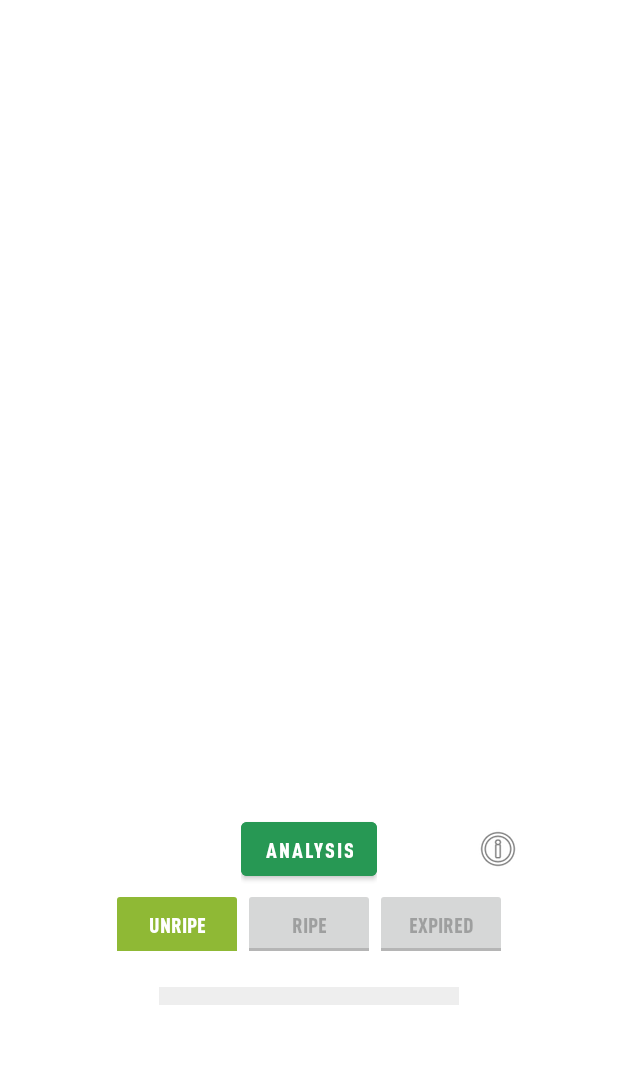
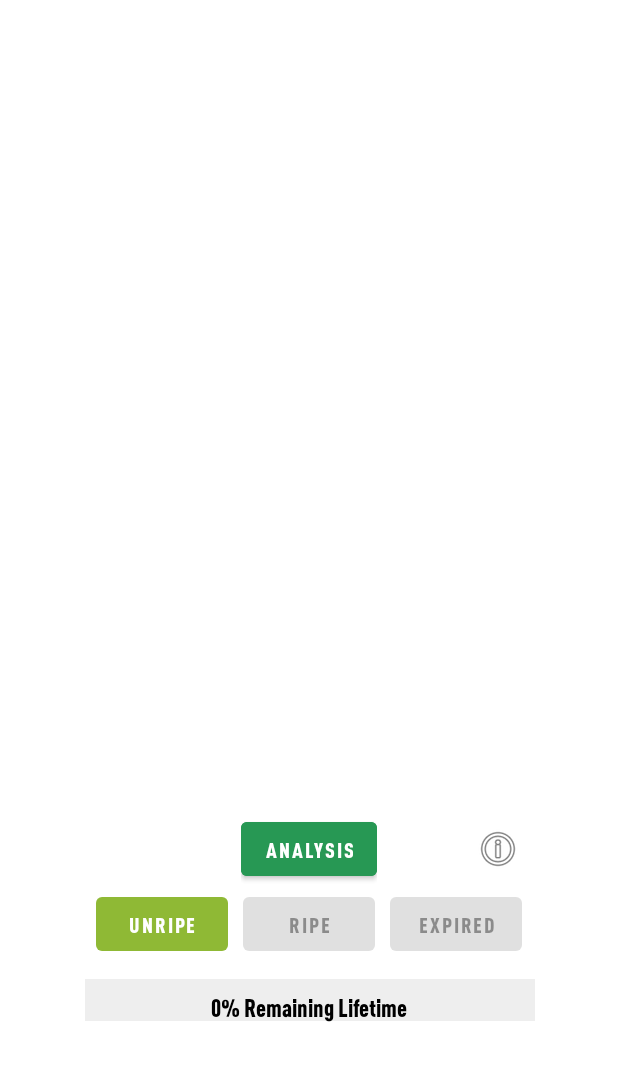
Before and after one commit to ShahzaibWaseem/RipeTrack-Android, an Android app: the ReconstructionFragment screen opened through its navigation route, on a phone screen of 412 x 824 dp, the part 124-1205 px from its top. Run offline under Robolectric (Android 15) with nearby library versions, the phone set to English and light mode, and no system bars; libraries missing offline, so code that uses them is left out: com.jjoe64.graphview, com.opencsv, org.pytorch; plain views replace GraphView; pictures from the network do not load; 37 statements that could not run were skipped.

Commit message:
- Changed ripeness buttons (now they are round), - Added back the remaining lifetime textView & animated it - Used getSignature() instead of inference() -- inference is no longer used - Fixed a bug with displaying classification information

```diff
--- a/app/src/main/java/com/shahzaib/mobislp/Classification.kt
+++ b/app/src/main/java/com/shahzaib/mobislp/Classification.kt
@@ -27,7 +27,7 @@ class Classification(context: Context, modelPath: String) {
         Log.i("Classification Output", "${outputs.size}")
         val ripeness = outputs[0].toTensor().dataAsFloatArray.toList()
         val remainingLife = outputs[1].toTensor().dataAsFloatArray.toList()
-        /*for (f1 in ripeness)
+/*        for (f1 in ripeness)
             Log.i("Ripeness value", "$f1")
         for (f2 in remainingLife)
             Log.i("Remaining Life value", "$f2")*/
--- a/app/src/main/java/com/shahzaib/mobislp/fragments/ReconstructionFragment.kt
+++ b/app/src/main/java/com/shahzaib/mobislp/fragments/ReconstructionFragment.kt
@@ -11,9 +11,10 @@ import android.util.Log
 import android.view.LayoutInflater
 import android.view.View
 import android.view.ViewGroup
+import android.widget.Button
 import android.widget.ImageView
 import android.widget.ProgressBar
-import android.widget.ToggleButton
+import android.widget.TextView
 import androidx.constraintlayout.widget.ConstraintLayout
 import androidx.core.content.ContextCompat
 import androidx.fragment.app.Fragment
@@ -161,7 +162,8 @@ class ReconstructionFragment: Fragment() {
 							canvas.drawCircle(clickedX, clickedY, 5F, paint)
 							view.setImageBitmap(bitmapOverlay)
 							try {
-								inference()
+								//inference()
+								val inputSignature = getSignature(predictedHS, clickedY.toInt(), clickedX.toInt())
 								MainActivity.actualLabel = ""
 //                                addCSVLog(requireContext())
 							} catch (e: NullPointerException) {
@@ -194,6 +196,7 @@ class ReconstructionFragment: Fragment() {
 						canvas.drawRect(leftCrop-2.5F, topCrop-2.5F, rightCrop+2.5F, bottomCrop+2.5F, paint)
 						view.setImageBitmap(bitmapOverlay)
 						applyOffset = true
+						classifyFruit()
 						try {
 							MainActivity.actualLabel = ""
 //                                addCSVLog(requireContext())
@@ -215,7 +218,7 @@ class ReconstructionFragment: Fragment() {
 					paint.style = Paint.Style.STROKE
 					canvas.drawCircle(Utils.torchWidth/2F, Utils.torchHeight/2F, 10F, paint)
 					view.setImageBitmap(bitmapOverlay)
-					inference()
+					//inference()
 //                    addCSVLog(requireContext())
 				}
 				Glide.with(view).load(item).into(view)
@@ -243,49 +246,43 @@ class ReconstructionFragment: Fragment() {
 		loadingDialogFragment.show(childFragmentManager, LoadingDialogFragment.TAG)
 
 
-		// set up the progress bar growth
+		// set up the progress bar & progress text for growth
 		val progressBar = requireView().findViewById<ProgressBar>(R.id.progressBar)
 		progressBar.progress = 0
 
-		// toggle button constraint
-		val toggleBtnConstraint = requireView().findViewById<ConstraintLayout>(R.id.toggleBtnConstraint)
+		val progresText = requireView().findViewById<TextView>(R.id.progressText)
+		var pTextValue = 0
+
+		progresText.text = "$pTextValue% Remaining Lifetime"
 
 
+		// ripenss buttons' constraint
+		val ripenessBtnConstraint = requireView().findViewById<ConstraintLayout>(R.id.ripenessBtnConstraint)
 
 		handler = Handler(
 			Handler.Callback {
 
 				// lifetime classification (in percentages) to be used by handler to grow progress bar
-				val remainingLifetimePct = classificationPair.first * 10
+				val remainingLifetimePct = 100 - classificationPair.second * 10
 
-				// make progress bar & toggle buttons visible
-				if (progressBar.visibility != View.VISIBLE && toggleBtnConstraint.visibility != View.VISIBLE) {
+				// make progress bar, progress text, & ripeness buttons visible
+				if (progressBar.visibility != View.VISIBLE && ripenessBtnConstraint.visibility != View.VISIBLE) {
 					progressBar.visibility = View.VISIBLE
-					toggleBtnConstraint.visibility = View.VISIBLE
+					ripenessBtnConstraint.visibility = View.VISIBLE
+					progresText.visibility = View.VISIBLE
 				}
-
 
 				//textViewHorizontalProgress.text = "${progressStatus}/${progressBarHorizontal.max}"
 				if (progressBar.progress < remainingLifetimePct) {
 					progressBar.incrementProgressBy(1)
+					pTextValue++
+					progresText.text = "$pTextValue% Remaining Lifetime"
 					handler?.sendEmptyMessageDelayed(0, 50)
 				}
 				else {
-//					val progressText = requireView().findViewById<TextView>(R.id.progressText)
-//					progressText.visibility = View.VISIBLE
-//					progressText.text = "${progressBar.progress}% Remaining Lifetime"
 
-					// change color of progressbar
-/*					progressBar.progressTintList = ( when (progressBar.progress) {
-						// expired
-						in 1..39 -> colorstatelist.valueof(contextcompat.getcolor(requirecontext(), r.color.sfu_primary))
-						// unripe
-						in 40..69 -> colorstatelist.valueof(contextcompat.getcolor(requirecontext(), r.color.progress_yellow))
-						// ripe
-						else -> colorstatelist.valueof(contextcompat.getcolor(requirecontext(), r.color.background))
-					} )*/
+					val ripeness = classificationPair.first
 
-					val ripeness = classificationPair.second
 					// change color of progressbar
 					progressBar.progressTintList = (
 							when (ripeness) {
@@ -298,51 +295,25 @@ class ReconstructionFragment: Fragment() {
 							}
 							)
 
-
-					// light up the correct toggle button to show ripeness classification
-/*					when (progressBar.progress)
+					when (ripeness)
 					{
-						in 0..39 -> {
-							val expiredBtn = requireView().findViewById<ToggleButton>(R.id.expiredBtn)
-							expiredBtn.backgroundTintList = ColorStateList.valueOf(ContextCompat.getColor(requireContext(), R.color.sfu_primary))
-							expiredBtn.setTextColor(Color.WHITE)
+						0 -> {
+							val unripeBtn = requireView().findViewById<Button>(R.id.unripeBtn)
+							unripeBtn.backgroundTintList = ColorStateList.valueOf(ContextCompat.getColor(requireContext(), R.color.progress_green))
+							unripeBtn.setTextColor(Color.WHITE)
 						}
-						in 40..69 -> {
-							val ripeBtn = requireView().findViewById<ToggleButton>(R.id.ripeBtn)
+						1 -> {
+							val ripeBtn = requireView().findViewById<Button>(R.id.ripeBtn)
 							ripeBtn.backgroundTintList = ColorStateList.valueOf(ContextCompat.getColor(requireContext(), R.color.progress_yellow))
 							ripeBtn.setTextColor(Color.WHITE)
 						}
 						else -> {
-							val unripeBtn = requireView().findViewById<ToggleButton>(R.id.unripeBtn)
-							unripeBtn.backgroundTintList = ColorStateList.valueOf(ContextCompat.getColor(requireContext(), R.color.progress_green))
-							unripeBtn.setTextColor(Color.WHITE)
-						}
-					}*/
-					when (ripeness)
-					{
-						0 -> {
-							val unripeBtn = requireView().findViewById<ToggleButton>(R.id.unripeBtn)
-							unripeBtn.backgroundTintList = ColorStateList.valueOf(ContextCompat.getColor(requireContext(), R.color.progress_green))
-							unripeBtn.setTextColor(Color.WHITE)
-						}
-						1 -> {
-							val ripeBtn = requireView().findViewById<ToggleButton>(R.id.ripeBtn)
-							ripeBtn.backgroundTintList = ColorStateList.valueOf(ContextCompat.getColor(requireContext(), R.color.progress_yellow))
-							ripeBtn.setTextColor(Color.WHITE)
-						}
-						else -> {
-							val expiredBtn = requireView().findViewById<ToggleButton>(R.id.expiredBtn)
+							val expiredBtn = requireView().findViewById<Button>(R.id.expiredBtn)
 							expiredBtn.backgroundTintList = ColorStateList.valueOf(ContextCompat.getColor(requireContext(), R.color.sfu_primary))
 							expiredBtn.setTextColor(Color.WHITE)
 						}
 					}
 
-
-					// change color of accompanying text
-					/*
-					progressText.setTextColor(
-						progressBar.progressTintList
-					)*/
 				}
 
 				true
@@ -418,12 +389,15 @@ class ReconstructionFragment: Fragment() {
 			loadingDialogFragment.dismissDialog()
 
 			/* Perform Classification */
+			//if bitmapsHeight 64 64
 			val classificationThread = Thread {
 				classifyFruit()
 			}
 			classificationThread.start()
 			try { classificationThread.join() }
 			catch (exception: InterruptedException) { exception.printStackTrace() }
+
+
 
 			// start up the lifetime progress bar (10-second delay before starting)
 			handler!!.sendEmptyMessage(0)
@@ -433,23 +407,13 @@ class ReconstructionFragment: Fragment() {
 	private fun classifyFruit()
 	{
 		val classificationModel = context?.let { Classification(it, classificationFile) }!!
-//		val rgbBitmap = MainActivity.originalRGBBitmap
-//		val nirBitmap = MainActivity.originalNIRBitmap
-//		bitmapsWidth = rgbBitmap.width
-//		bitmapsHeight = rgbBitmap.height
 
 		val startTime = System.currentTimeMillis()
+
 		classificationPair = classificationModel.predict(predictedHS, 68, 64, 64)
-
-		Log.i("Classification Pair.first", "${classificationPair.first}")
-		Log.i("Classification Pair.second", "${classificationPair.second}")
 
 		val endTime = System.currentTimeMillis()
 		classificationDuration = (endTime - startTime).toFloat() / 1000.0F
-		Log.i("Classification Duration", "$classificationDuration")
-//		println(getString(R.string.reconstruction_time_string, reconstructionDuration))
-//		MainActivity.reconstructionTime = "$reconstructionDuration s"
-//		fragmentReconstructionBinding.textViewReconTime.text = getString(R.string.reconstruction_time_string, reconstructionDuration)
 	}
 
 	private fun inference() {
@@ -460,6 +424,7 @@ class ReconstructionFragment: Fragment() {
 		val finalResults = ArrayList<Long> ()
 
 		if (applyOffset && !alreadyMultiLabelInferred) {
+
 			val multiClassificationThread = Thread {
 				val zoneHeight = 8
 				val zoneWidth = 8
@@ -481,6 +446,7 @@ class ReconstructionFragment: Fragment() {
 			multiClassificationThread.start()
 			try { multiClassificationThread.join() }
 			catch (exception: InterruptedException) { exception.printStackTrace() }
+
 			alreadyMultiLabelInferred = true
 
 			val finalFrequencies = finalResults.groupingBy { it }.eachCount()
@@ -496,10 +462,14 @@ class ReconstructionFragment: Fragment() {
 			}
 			Log.i("Frequency String", frequenciesString)
 			val maxLabel = finalFrequencies.maxBy { it.value }
+
+
 //            fragmentReconstructionBinding.textViewClassTime.text = frequenciesString
 //			fragmentReconstructionBinding.textViewClassTime.visibility = View.VISIBLE
 //			fragmentReconstructionBinding.textViewClass.text = classificationLabels[Pair(mobiSpectralApplication, maxLabel.key)]
 			MainActivity.predictedLabel = frequenciesString
+
+
 		}
 		if (advancedControlOption){
 			val inputSignature = getSignature(predictedHS, clickedY.toInt(), clickedX.toInt())
@@ -599,10 +569,10 @@ class ReconstructionFragment: Fragment() {
 		bandsHS.add(item)
 		view.adapter!!.notifyItemChanged(position)
 		Timer().schedule(1000) {
-			if (bandsHS.size == bandsChosen.size && !advancedControlOption) {
-				inference()
+/*			if (bandsHS.size == bandsChosen.size && !advancedControlOption) {
+				//inference()
 //                addCSVLog(requireContext())
-			}
+			}*/
 		}
 	}
 
--- a/app/src/main/res/layout/fragment_reconstruction.xml
+++ b/app/src/main/res/layout/fragment_reconstruction.xml
@@ -129,43 +129,41 @@
             app:layout_constraintTop_toTopOf="@id/analysisConstraint"
             app:layout_constraintStart_toStartOf="parent"
             app:layout_constraintEnd_toEndOf="parent"
-            android:id="@+id/toggleBtnConstraint"
+            android:id="@+id/ripenessBtnConstraint"
+            android:visibility="invisible"
             android:layout_marginTop="50dp"
-            android:visibility="invisible"
             >
 
-            <ToggleButton
+            <Button
                 android:id="@+id/unripeBtn"
                 android:layout_width="wrap_content"
                 android:layout_height="wrap_content"
-                android:textOff="@string/ripeness_unripe"
-                android:textOn="@string/ripeness_unripe"
+                android:clickable="false"
+                android:enabled="false"
+                android:text="@string/ripeness_unripe"
+                app:layout_constraintStart_toStartOf="parent"
+                app:layout_constraintTop_toTopOf="parent" />
+
+            <Button
+                android:id="@+id/ripeBtn"
+                android:layout_width="wrap_content"
+                android:layout_height="wrap_content"
+                android:text="@string/ripeness_ripe"
                 app:layout_constraintTop_toTopOf="parent"
-                app:layout_constraintStart_toStartOf="parent"
+                app:layout_constraintStart_toEndOf="@id/unripeBtn"
+                android:layout_marginStart="10dp"
                 android:clickable="false"
                 android:enabled="false"
                 />
 
-            <ToggleButton
-                android:id="@+id/ripeBtn"
-                android:layout_width="wrap_content"
-                android:layout_height="wrap_content"
-                android:textOff="@string/ripeness_ripe"
-                android:textOn="@string/ripeness_ripe"
-                app:layout_constraintTop_toTopOf="parent"
-                app:layout_constraintStart_toEndOf="@id/unripeBtn"
-                android:clickable="false"
-                android:enabled="false"
-                />
-
-            <ToggleButton
+            <Button
                 android:id="@+id/expiredBtn"
                 android:layout_width="wrap_content"
                 android:layout_height="wrap_content"
-                android:textOff="@string/ripeness_expired"
-                android:textOn="@string/ripeness_expired"
+                android:text="@string/ripeness_expired"
                 app:layout_constraintTop_toTopOf="parent"
                 app:layout_constraintStart_toEndOf="@id/ripeBtn"
+                android:layout_marginStart="10dp"
                 android:clickable="false"
                 android:enabled="false"
                 />
@@ -173,20 +171,50 @@
         </androidx.constraintlayout.widget.ConstraintLayout>
 
 
+<!--        <Button
+            android:id="@+id/progressText"
+            android:layout_width="wrap_content"
+            android:layout_height="wrap_content"
+            android:layout_marginStart="16dp"
+            android:backgroundTint="@color/black"
+            android:textColor="@color/white"
+            android:clickable="false"
+            android:text="@string/remaining_lifetime_placeholder"
+            android:visibility="invisible"
+            app:layout_constraintStart_toStartOf="parent"
+            app:layout_constraintTop_toTopOf="@id/progressBar" />-->
+
+
         <ProgressBar
             android:id="@+id/progressBar"
             style="?android:attr/progressBarStyleHorizontal"
             android:layout_width="wrap_content"
             android:layout_height="wrap_content"
+            android:layout_marginTop="4dp"
             android:indeterminate="false"
             android:max="100"
             android:minWidth="200dp"
             android:minHeight="50dp"
-            android:scaleY="3"
+            android:scaleY="7"
+            android:scaleX="1.5"
             android:visibility="invisible"
             app:layout_constraintEnd_toEndOf="parent"
+            app:layout_constraintHorizontal_bias="0.502"
             app:layout_constraintStart_toStartOf="parent"
-            app:layout_constraintTop_toBottomOf="@id/toggleBtnConstraint"
+            app:layout_constraintTop_toBottomOf="@id/ripenessBtnConstraint" />
+
+        <TextView
+            android:layout_width="wrap_content"
+            android:layout_height="wrap_content"
+            android:id="@+id/progressText"
+            android:textColor="@color/black"
+            android:layout_marginTop="15dp"
+            app:layout_constraintStart_toStartOf="parent"
+            app:layout_constraintEnd_toEndOf="parent"
+            app:layout_constraintTop_toTopOf="@id/progressBar"
+            android:textSize="16sp"
+            android:visibility="invisible"
+
             />
 
         <TextView
--- a/app/src/main/res/values/strings.xml
+++ b/app/src/main/res/values/strings.xml
@@ -52,4 +52,6 @@
     <string name="ripeness_ripe">Ripe</string>
     <string name="ripeness_expired">Expired</string>
 
+    <string name="remaining_lifetime_placeholder">000% Remaining Lifetime</string>
+
 </resources>
```
